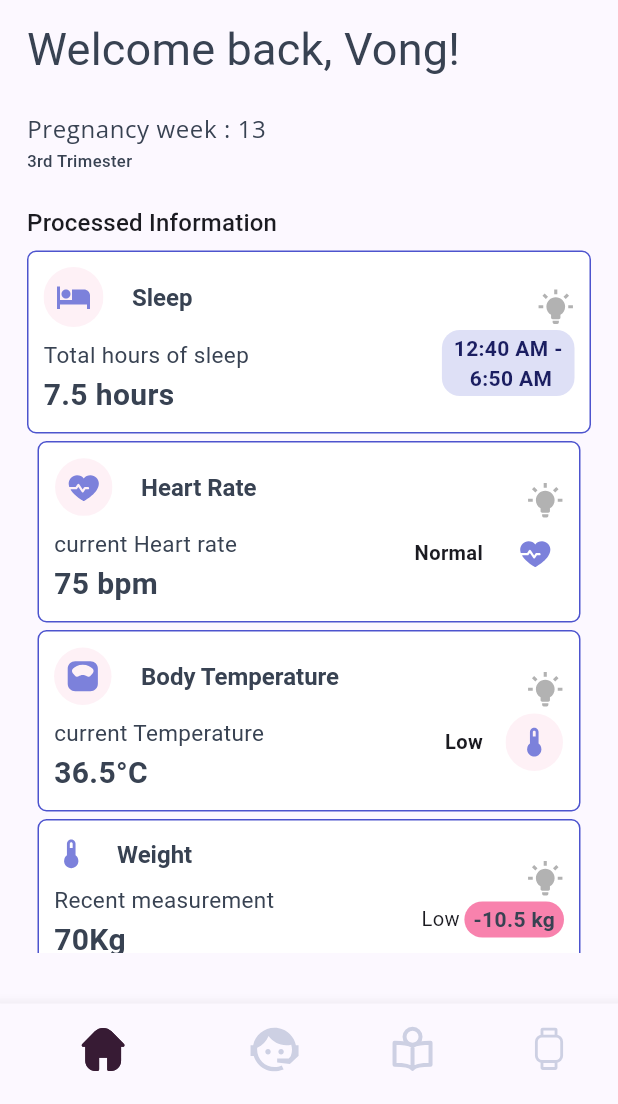
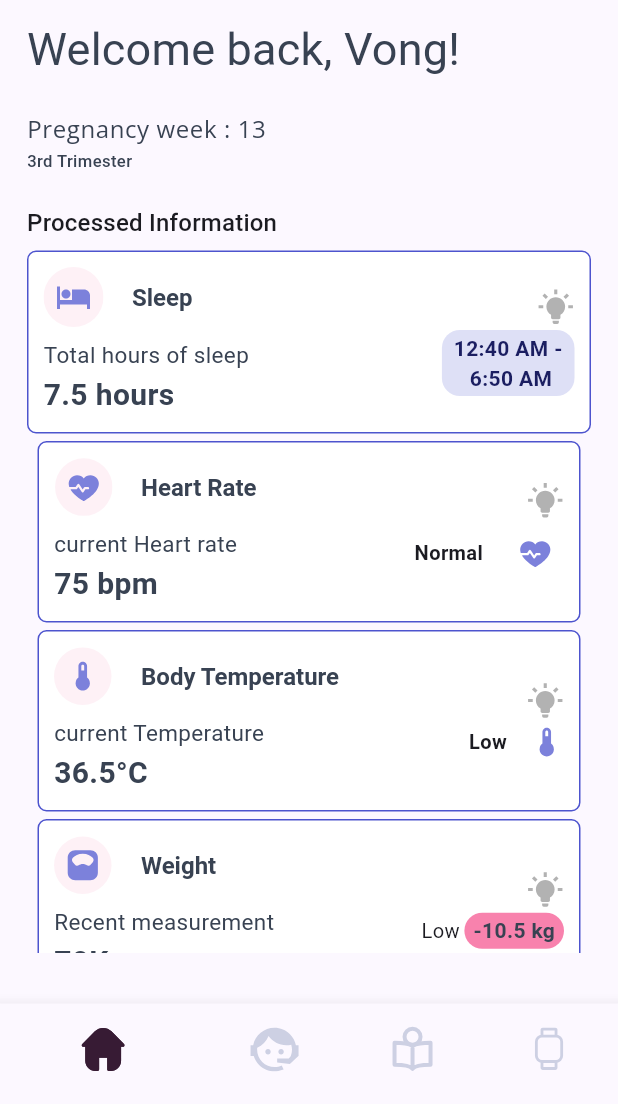
Before and after one commit to winninggodspower/mobi_health, a Flutter app: the DashboardIndex screen opened directly, on a phone screen of 412 x 824 dp, the part 132-1236 px from its top. Run offline on Flutter 3.47's test engine with Material 3 defaults, Android fonts, the phone set to English and light mode, and no system bars; our stand-ins replace cloud_firestore, country_picker, firebase_auth, firebase_core, flutter_svg, google_fonts and 2 more; missing offline and left inert: health; accounts and stored records are empty; Roboto replaces fonts that are missing (Alegreya).

```diff
--- a/lib/svg_assets.dart
+++ b/lib/svg_assets.dart
@@ -3,10 +3,10 @@ const String sleepCircleIcon = 'assets/svgs/sleep-circle.svg';
 const String lightBulbIcon = 'assets/svgs/lightbulb-on.svg';
 const String heartCircleIcon = 'assets/svgs/heart-circle.svg';
 const String heartIcon = 'assets/svgs/heart.svg';
-const String temperatureCircleIcon = 'assets/svgs/body_temperature_circle.svg';
-const String temperatureIcon = 'assets/svgs/body_temperature.svg';
-const String weightCircleIcon = 'assets/svgs/weight.svg';
-const String stepsCircleIcon = 'assets/svgs/steps-circle.png';
+const String temperatureIcon = 'assets/svgs/weight.svg';
+const String temperatureCircleIcon = 'assets/svgs/body_temperature.svg';
+const String weightCircleIcon = 'assets/svgs/body_temperature_circle.svg';
+const String stepsCircleIcon = 'assets/svgs/steps-circle.svg';
 
 const String homeIcon = 'assets/svgs/Home.svg';
 const String customerSupportIcon = 'assets/svgs/customer-support.svg';
```
Also changed, not shown: assets/svgs/steps-circle.png (deleted), assets/svgs/steps-circle.svg (added).
